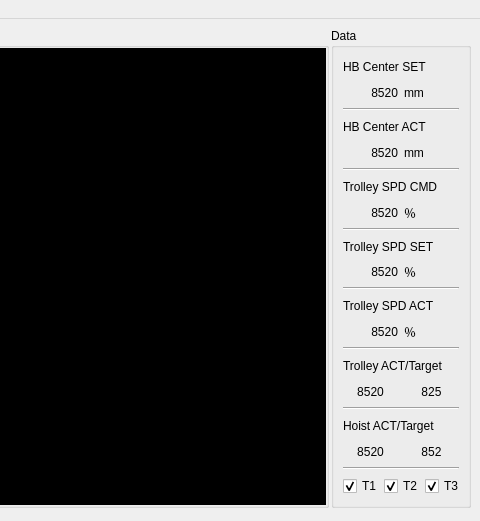
This is UI/main_ui.ui in Keaton33/Camera_AS as Qt 5 draws it before an edit; both pictures show x 320 to 800 and y 0 to 521 of the 800 by 1000 pixel window. The edited form follows.
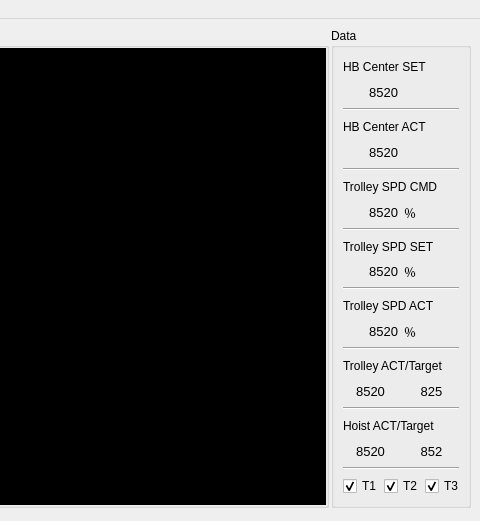
This is the edited form.

Patch:
```diff
--- a/UI/main_ui.ui
+++ b/UI/main_ui.ui
@@ -229,15 +229,13 @@
              </property>
             </widget>
            </item>
-           <item row="1" column="1">
-            <widget class="QLabel" name="label_3">
-             <property name="text">
-              <string>mm</string>
-             </property>
-            </widget>
-           </item>
            <item row="1" column="0">
             <widget class="QLabel" name="label_hbCenterSet">
+             <property name="font">
+              <font>
+               <pointsize>10</pointsize>
+              </font>
+             </property>
              <property name="layoutDirection">
               <enum>Qt::LeftToRight</enum>
              </property>
@@ -269,6 +267,11 @@
            </item>
            <item row="1" column="0">
             <widget class="QLabel" name="label_hbCenterAct">
+             <property name="font">
+              <font>
+               <pointsize>10</pointsize>
+              </font>
+             </property>
              <property name="layoutDirection">
               <enum>Qt::LeftToRight</enum>
              </property>
@@ -280,13 +283,6 @@
              </property>
             </widget>
            </item>
-           <item row="1" column="1">
-            <widget class="QLabel" name="label_6">
-             <property name="text">
-              <string>mm</string>
-             </property>
-            </widget>
-           </item>
           </layout>
          </item>
          <item>
@@ -307,6 +303,13 @@
            </item>
            <item row="1" column="0">
             <widget class="QLabel" name="label_trolleySpdCmd">
+             <property name="font">
+              <font>
+               <pointsize>10</pointsize>
+               <weight>50</weight>
+               <bold>false</bold>
+              </font>
+             </property>
              <property name="layoutDirection">
               <enum>Qt::LeftToRight</enum>
              </property>
@@ -345,6 +348,13 @@
            </item>
            <item row="1" column="0">
             <widget class="QLabel" name="label_trolleySpdSet">
+             <property name="font">
+              <font>
+               <pointsize>10</pointsize>
+               <weight>50</weight>
+               <bold>false</bold>
+              </font>
+             </property>
              <property name="layoutDirection">
               <enum>Qt::LeftToRight</enum>
              </property>
@@ -383,6 +393,13 @@
            </item>
            <item row="1" column="0">
             <widget class="QLabel" name="label_trolleySpdAct">
+             <property name="font">
+              <font>
+               <pointsize>10</pointsize>
+               <weight>50</weight>
+               <bold>false</bold>
+              </font>
+             </property>
              <property name="layoutDirection">
               <enum>Qt::LeftToRight</enum>
              </property>
@@ -421,6 +438,13 @@
            </item>
            <item row="1" column="0">
             <widget class="QLabel" name="label_trolley_act_pos">
+             <property name="font">
+              <font>
+               <pointsize>10</pointsize>
+               <weight>50</weight>
+               <bold>false</bold>
+              </font>
+             </property>
              <property name="layoutDirection">
               <enum>Qt::LeftToRight</enum>
              </property>
@@ -434,6 +458,11 @@
            </item>
            <item row="1" column="1">
             <widget class="QLabel" name="label_trolley_target_pos">
+             <property name="font">
+              <font>
+               <pointsize>10</pointsize>
+              </font>
+             </property>
              <property name="text">
               <string>825</string>
              </property>
@@ -462,6 +491,13 @@
            </item>
            <item row="1" column="0">
             <widget class="QLabel" name="label_hoist_act_pos">
+             <property name="font">
+              <font>
+               <pointsize>10</pointsize>
+               <weight>50</weight>
+               <bold>false</bold>
+              </font>
+             </property>
              <property name="layoutDirection">
               <enum>Qt::LeftToRight</enum>
              </property>
@@ -475,6 +511,11 @@
            </item>
            <item row="1" column="1">
             <widget class="QLabel" name="label_hoist_target_pos">
+             <property name="font">
+              <font>
+               <pointsize>10</pointsize>
+              </font>
+             </property>
              <property name="text">
               <string>852</string>
              </property>
```
